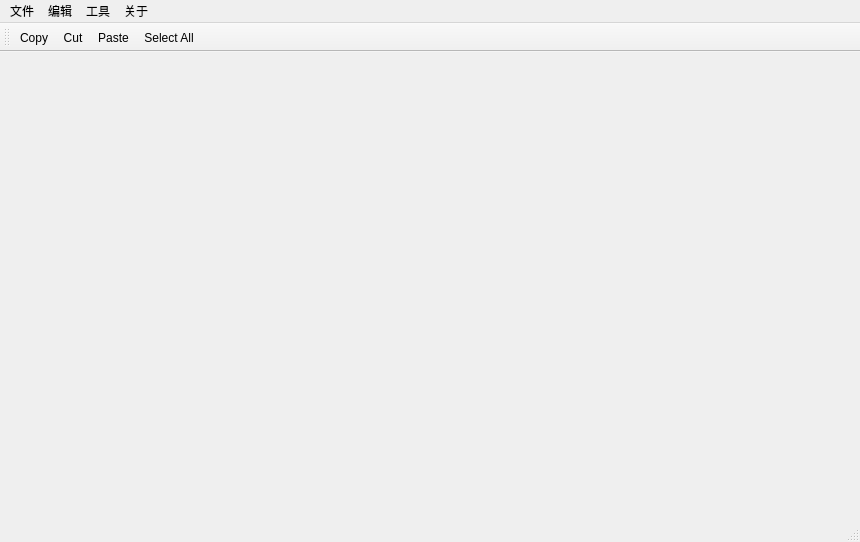
Before: the Qt Designer form mainwindow.ui in LJJ931026/QtControls, drawn with Qt 5.
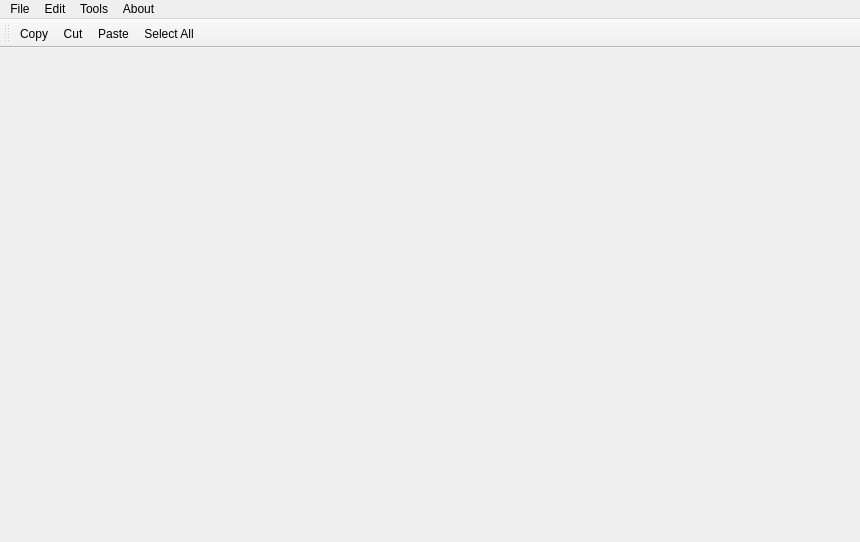
After: the same form once the commit is applied. Icons and pictures are not drawn.

Commit message: 删除状态栏

```diff
--- a/mainwindow.ui
+++ b/mainwindow.ui
@@ -25,12 +25,12 @@
    </property>
    <widget class="QMenu" name="menuFile">
     <property name="title">
-     <string>文件</string>
+     <string>File</string>
     </property>
    </widget>
    <widget class="QMenu" name="menuEdit">
     <property name="title">
-     <string>编辑</string>
+     <string>Edit</string>
     </property>
     <addaction name="actionCopy"/>
     <addaction name="actionCut"/>
@@ -39,12 +39,12 @@
    </widget>
    <widget class="QMenu" name="menuTool">
     <property name="title">
-     <string>工具</string>
+     <string>Tools</string>
     </property>
    </widget>
    <widget class="QMenu" name="menuAbout">
     <property name="title">
-     <string>关于</string>
+     <string>About</string>
     </property>
     <addaction name="actionAbout"/>
    </widget>
@@ -65,7 +65,6 @@
    <addaction name="actionPaste"/>
    <addaction name="actionSelect_All"/>
   </widget>
-  <widget class="QStatusBar" name="statusBar"/>
   <action name="actionAbout">
    <property name="icon">
     <iconset resource="source.qrc">
```
The commit also changes 1 other file.
